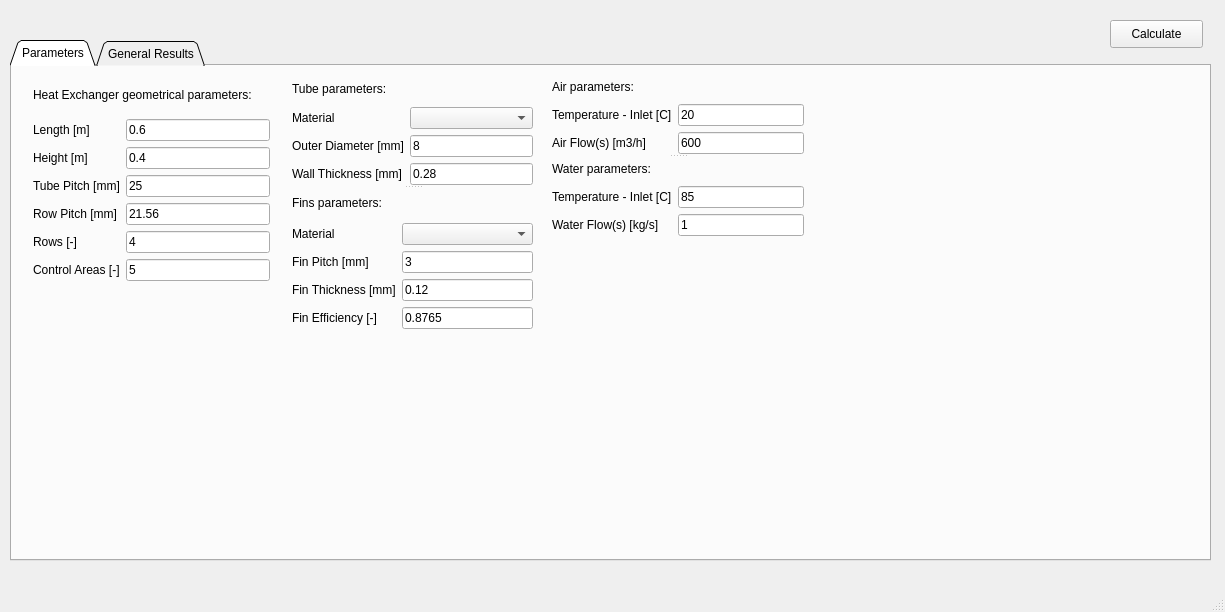
MatMarci/multiRowHE, file main/mainwindow.ui: the form before one commit.
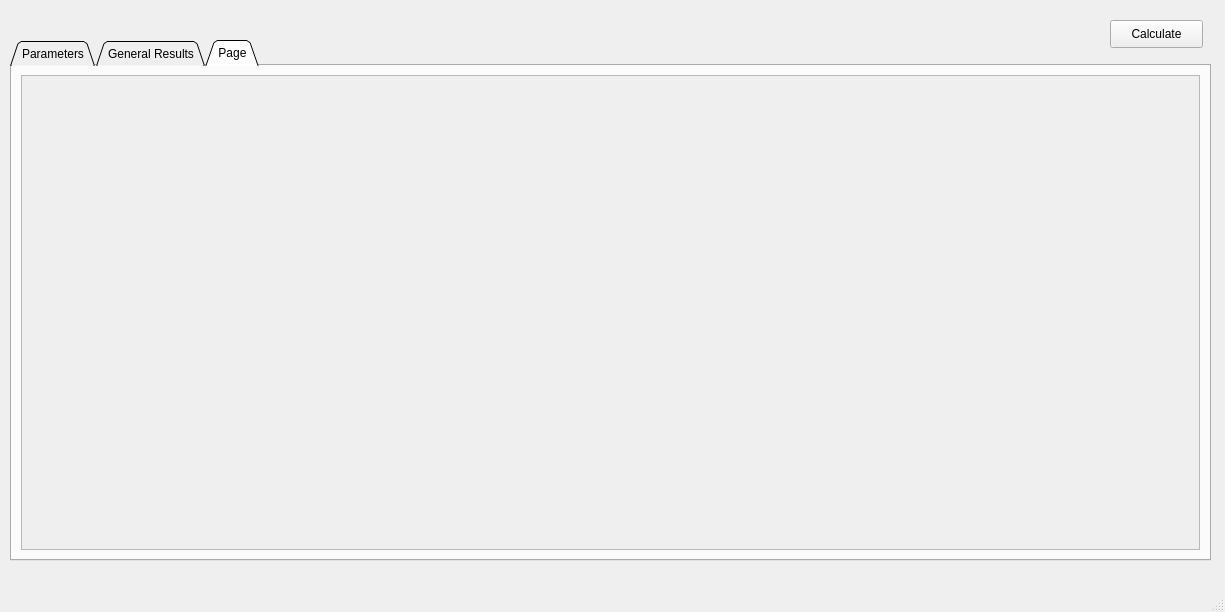
The form after the commit. The open tabs and pages were chosen to show the change.

Diff of the .ui file:
```diff
--- a/main/mainwindow.ui
+++ b/main/mainwindow.ui
@@ -42,6 +42,9 @@
     <property name="currentIndex">
      <number>0</number>
     </property>
+    <property name="elideMode">
+     <enum>Qt::ElideMiddle</enum>
+    </property>
     <property name="usesScrollButtons">
      <bool>true</bool>
     </property>
@@ -201,7 +204,7 @@
        <item row="3" column="1">
         <widget class="QLineEdit" name="Tube_Pitch">
          <property name="text">
-          <string>25</string>
+          <string>32</string>
          </property>
         </widget>
        </item>
@@ -215,7 +218,7 @@
        <item row="4" column="1">
         <widget class="QLineEdit" name="Row_Pitch">
          <property name="text">
-          <string>21.56</string>
+          <string>27.71</string>
          </property>
         </widget>
        </item>
@@ -294,7 +297,7 @@
         <item row="2" column="1">
          <widget class="QLineEdit" name="Tube_Outer_Diameter">
           <property name="text">
-           <string>8</string>
+           <string>12</string>
           </property>
          </widget>
         </item>
@@ -308,7 +311,7 @@
         <item row="3" column="1">
          <widget class="QLineEdit" name="Tube_Wall_Thickness">
           <property name="text">
-           <string>0.28</string>
+           <string>0.35</string>
           </property>
          </widget>
         </item>
@@ -357,7 +360,7 @@
         <item row="3" column="1">
          <widget class="QLineEdit" name="Fin_Thickness">
           <property name="text">
-           <string>0.12</string>
+           <string>0.14</string>
           </property>
           <property name="maxLength">
            <number>32766</number>
@@ -409,6 +412,30 @@
       </item>
      </layout>
     </widget>
+    <widget class="QWidget" name="chart">
+     <attribute name="title">
+      <string>Page</string>
+     </attribute>
+     <layout class="QGridLayout" name="gridLayout_2">
+      <item row="0" column="0">
+       <widget class="QScrollArea" name="chartArea">
+        <property name="widgetResizable">
+         <bool>true</bool>
+        </property>
+        <widget class="QWidget" name="scrollAreaContent_2">
+         <property name="geometry">
+          <rect>
+           <x>0</x>
+           <y>0</y>
+           <width>1173</width>
+           <height>464</height>
+          </rect>
+         </property>
+        </widget>
+       </widget>
+      </item>
+     </layout>
+    </widget>
    </widget>
   </widget>
   <widget class="QMenuBar" name="menubar">
```
